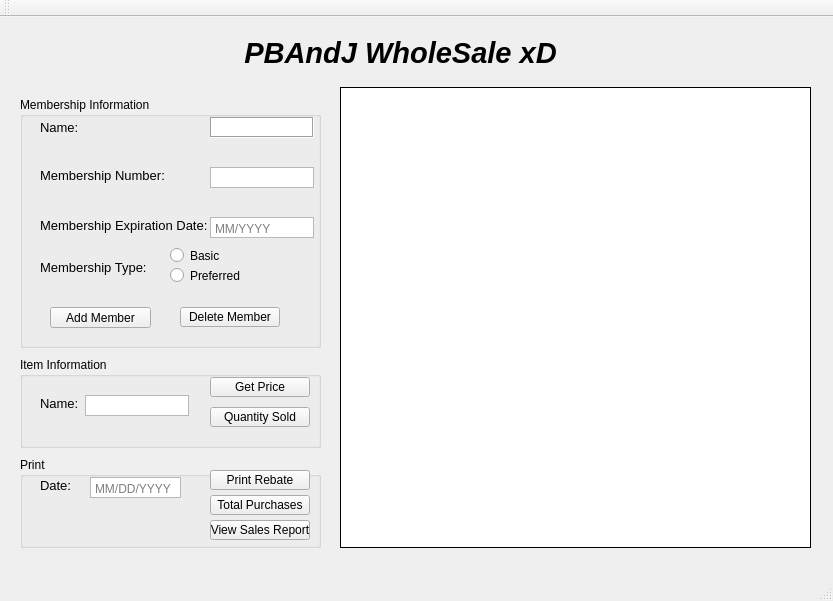
Qt form mainwindow.ui (jasonink/Wholesale-Club) before a commit.
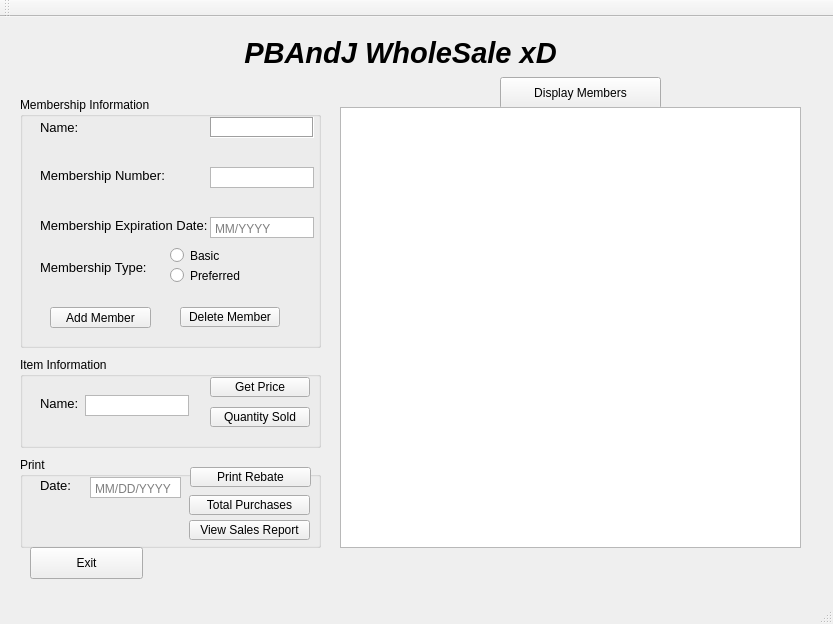
The same form after that commit.

Commit message: Added ability to get member list from file

Diff of the .ui file:
```diff
--- a/mainwindow.ui
+++ b/mainwindow.ui
@@ -7,7 +7,7 @@
     <x>0</x>
     <y>0</y>
     <width>833</width>
-    <height>601</height>
+    <height>624</height>
    </rect>
   </property>
   <property name="windowTitle">
@@ -41,25 +41,6 @@
      <set>Qt::AlignCenter</set>
     </property>
    </widget>
-   <widget class="QPlainTextEdit" name="DisplayBox">
-    <property name="geometry">
-     <rect>
-      <x>340</x>
-      <y>70</y>
-      <width>471</width>
-      <height>461</height>
-     </rect>
-    </property>
-    <property name="frameShape">
-     <enum>QFrame::Box</enum>
-    </property>
-    <property name="frameShadow">
-     <enum>QFrame::Plain</enum>
-    </property>
-    <property name="readOnly">
-     <bool>true</bool>
-    </property>
-   </widget>
    <widget class="QGroupBox" name="memberGroupBox">
     <property name="geometry">
      <rect>
@@ -345,9 +326,9 @@
     <widget class="QPushButton" name="rebateButton">
      <property name="geometry">
       <rect>
-       <x>190</x>
-       <y>13</y>
-       <width>100</width>
+       <x>170</x>
+       <y>10</y>
+       <width>121</width>
        <height>20</height>
       </rect>
      </property>
@@ -358,9 +339,9 @@
     <widget class="QPushButton" name="totalPurchasesButton">
      <property name="geometry">
       <rect>
-       <x>190</x>
+       <x>169</x>
        <y>38</y>
-       <width>100</width>
+       <width>121</width>
        <height>20</height>
       </rect>
      </property>
@@ -371,9 +352,9 @@
     <widget class="QPushButton" name="viewReportButton">
      <property name="geometry">
       <rect>
-       <x>190</x>
+       <x>169</x>
        <y>63</y>
-       <width>100</width>
+       <width>121</width>
        <height>20</height>
       </rect>
      </property>
@@ -419,18 +400,56 @@
      </property>
     </widget>
    </widget>
+   <widget class="QPushButton" name="pushButton">
+    <property name="geometry">
+     <rect>
+      <x>500</x>
+      <y>60</y>
+      <width>161</width>
+      <height>32</height>
+     </rect>
+    </property>
+    <property name="text">
+     <string>Display Members</string>
+    </property>
+   </widget>
+   <widget class="QPushButton" name="pushButton_2">
+    <property name="geometry">
+     <rect>
+      <x>30</x>
+      <y>530</y>
+      <width>113</width>
+      <height>32</height>
+     </rect>
+    </property>
+    <property name="text">
+     <string>Exit</string>
+    </property>
+   </widget>
+   <widget class="QTableWidget" name="tableWidget">
+    <property name="geometry">
+     <rect>
+      <x>340</x>
+      <y>90</y>
+      <width>461</width>
+      <height>441</height>
+     </rect>
+    </property>
+   </widget>
    <zorder>itemGBox</zorder>
    <zorder>memberGroupBox</zorder>
    <zorder>Title</zorder>
-   <zorder>DisplayBox</zorder>
    <zorder>groupBox</zorder>
+   <zorder>pushButton</zorder>
+   <zorder>pushButton_2</zorder>
+   <zorder>tableWidget</zorder>
   </widget>
   <widget class="QToolBar" name="mainToolBar">
    <attribute name="toolBarArea">
     <enum>TopToolBarArea</enum>
    </attribute>
    <attribute name="toolBarBreak">
-    <bool>true</bool>
+    <bool>false</bool>
    </attribute>
   </widget>
   <widget class="QStatusBar" name="statusBar"/>
@@ -440,7 +459,7 @@
      <x>0</x>
      <y>0</y>
      <width>833</width>
-     <height>21</height>
+     <height>22</height>
     </rect>
    </property>
   </widget>
```
Left out of the diff: 38 changed lines with no effect on the pictures. The commit also changes 29 other files.
